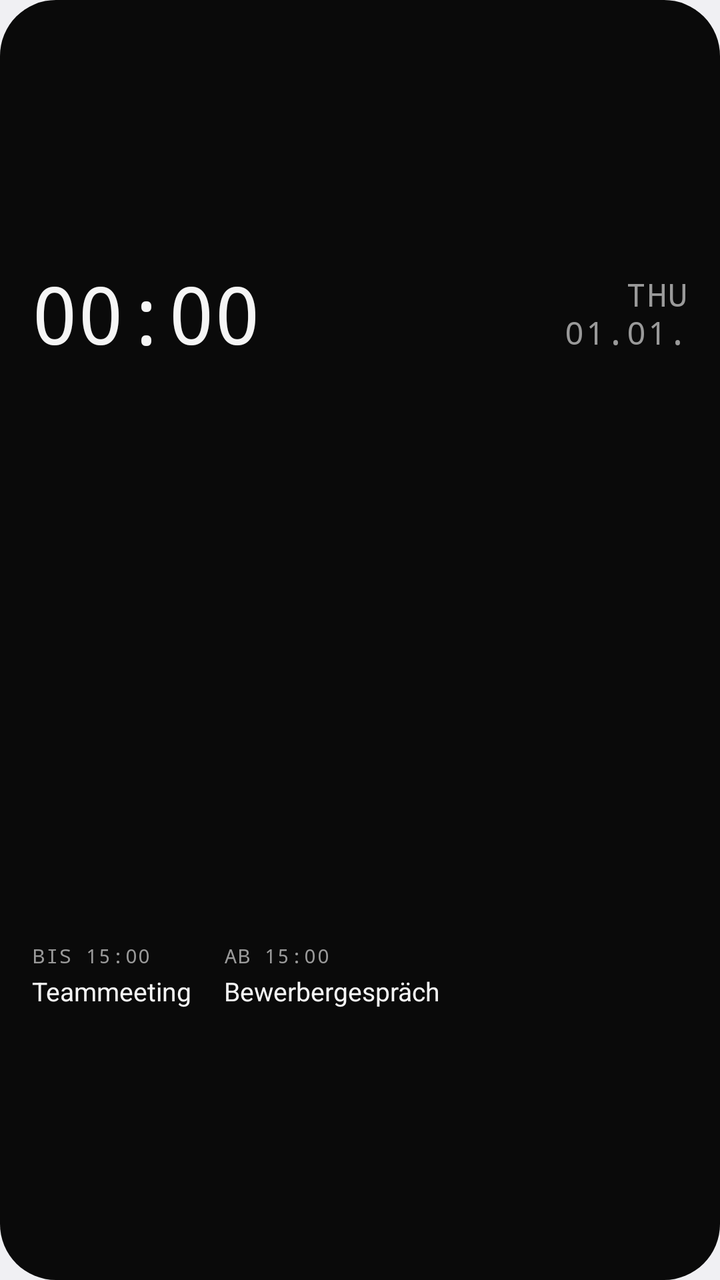
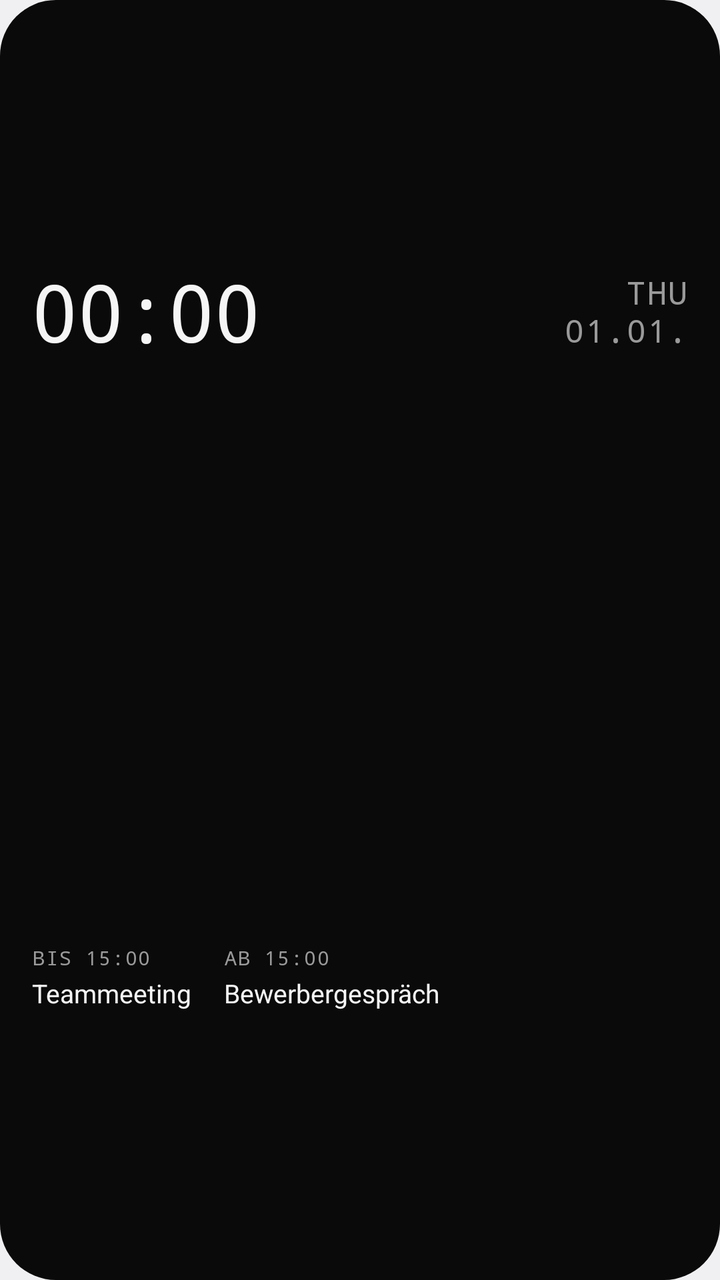

Screens rendered from an Android XML layout before and after an edit, with the pre-edit source and the edit as a unified diff.
<!-- AndroidManifest.xml: application theme android:Theme.DeviceDefault.DayNight -->
<!-- res/layout/widget_day_bar_compact.xml -->
<?xml version="1.0" encoding="utf-8"?>
<FrameLayout xmlns:android="http://schemas.android.com/apk/res/android"
    android:id="@android:id/background"
    android:layout_width="match_parent"
    android:layout_height="match_parent">

    <ImageView
        android:id="@+id/db_bg_fill"
        android:layout_width="match_parent"
        android:layout_height="match_parent"
        android:importantForAccessibility="no"
        android:scaleType="fitXY"
        android:src="@drawable/widget_shape"
        android:tint="@color/mono_bg_solid"
        android:tintMode="src_in" />

    
    <ImageView
        android:id="@+id/db_bg_frost"
        android:layout_width="match_parent"
        android:layout_height="match_parent"
        android:importantForAccessibility="no"
        android:scaleType="fitXY"
        android:src="@drawable/widget_frost"
        android:visibility="gone" />

    <LinearLayout
        android:layout_width="match_parent"
        android:layout_height="match_parent"
        android:orientation="vertical"
        android:paddingStart="16dp"
        android:paddingTop="8dp"
        android:paddingEnd="16dp"
        android:paddingBottom="8dp">

        
        <FrameLayout
            android:layout_width="match_parent"
            android:layout_height="0dp"
            android:layout_weight="1" />

        
        <LinearLayout
            android:layout_width="match_parent"
            android:layout_height="wrap_content"
            android:baselineAligned="true"
            android:orientation="horizontal">

            <TextClock
                android:id="@+id/db_clock"
                android:layout_width="wrap_content"
                android:layout_height="wrap_content"
                android:fontFamily="monospace"
                android:fontFeatureSettings="tnum"
                android:format12Hour="HH:mm"
                android:format24Hour="HH:mm"
                android:includeFontPadding="false"
                android:letterSpacing="-0.03"
                android:textColor="@color/mono_text"
                android:textSize="40sp" />

            <FrameLayout
                android:layout_width="0dp"
                android:layout_height="wrap_content"
                android:layout_weight="1" />

            
            <LinearLayout
                android:layout_width="wrap_content"
                android:layout_height="wrap_content"
                android:baselineAlignedChildIndex="1"
                android:gravity="end"
                android:orientation="vertical">

                <TextClock
                    android:id="@+id/db_weekday"
                    android:layout_width="wrap_content"
                    android:layout_height="wrap_content"
                    android:fontFamily="monospace"
                    android:format12Hour="EEE"
                    android:format24Hour="EEE"
                    android:includeFontPadding="false"
                    android:letterSpacing="0.04"
                    android:textAllCaps="true"
                    android:textColor="@color/mono_muted_solid"
                    android:textSize="16sp" />

                <TextClock
                    android:id="@+id/db_date"
                    android:layout_width="wrap_content"
                    android:layout_height="wrap_content"
                    android:fontFamily="monospace"
                    android:format12Hour="dd.MM."
                    android:format24Hour="dd.MM."
                    android:includeFontPadding="false"
                    android:letterSpacing="0.04"
                    android:textAllCaps="true"
                    android:textColor="@color/mono_muted_solid"
                    android:textSize="16sp" />
            </LinearLayout>
        </LinearLayout>

        <FrameLayout
            android:id="@+id/db_allday_gap"
            android:layout_width="match_parent"
            android:layout_height="0dp"
            android:layout_weight="1"
            android:visibility="gone" />

        
        <LinearLayout
            android:id="@+id/db_allday_row"
            android:layout_width="match_parent"
            android:layout_height="18dp"
            android:background="@drawable/capsule"
            android:backgroundTint="@color/mono_line_solid"
            android:gravity="center"
            android:orientation="horizontal"
            android:paddingStart="10dp"
            android:paddingEnd="10dp"
            android:visibility="gone">

            
            <LinearLayout
                android:layout_width="wrap_content"
                android:layout_height="wrap_content"
                android:orientation="horizontal">

                <TextView
                    android:id="@+id/db_allday_title"
                    android:layout_width="0dp"
                    android:layout_height="wrap_content"
                    android:layout_weight="1"
                    android:ellipsize="end"
                    android:maxLines="1"
                    android:text="Feiertag"
                    android:textColor="@color/mono_text"
                    android:textSize="11sp" />

                <TextView
                    android:id="@+id/db_allday_detail"
                    android:layout_width="wrap_content"
                    android:layout_height="wrap_content"
                    android:maxLines="1"
                    android:text=" · bis So."
                    android:textColor="@color/mono_muted_solid"
                    android:textSize="11sp"
                    android:visibility="gone" />
            </LinearLayout>
        </LinearLayout>

        <FrameLayout
            android:layout_width="match_parent"
            android:layout_height="0dp"
            android:layout_weight="1" />

        
        <ImageView
            android:id="@+id/db_timeline"
            android:layout_width="match_parent"
            android:layout_height="34dp"
            android:importantForAccessibility="no"
            android:scaleType="fitXY" />

        <FrameLayout
            android:layout_width="match_parent"
            android:layout_height="0dp"
            android:layout_weight="1" />

        
        <LinearLayout
            android:layout_width="match_parent"
            android:layout_height="wrap_content"
            android:orientation="horizontal">

            
            <LinearLayout
                android:id="@+id/db_footer_left"
                android:layout_width="wrap_content"
                android:layout_height="wrap_content"
                android:orientation="vertical">

                <TextView
                    android:id="@+id/db_current_label"
                    android:layout_width="match_parent"
                    android:layout_height="wrap_content"
                    android:ellipsize="end"
                    android:fontFamily="monospace"
                    android:letterSpacing="0.06"
                    android:maxLines="1"
                    android:text="BIS 15:00"
                    android:textColor="@color/mono_muted_solid"
                    android:textSize="10sp" />

                <TextView
                    android:id="@+id/db_current_title"
                    android:layout_width="match_parent"
                    android:layout_height="wrap_content"
                    android:layout_marginTop="2dp"
                    android:ellipsize="end"
                    android:maxLines="1"
                    android:text="Teammeeting"
                    android:textColor="@color/mono_text"
                    android:textSize="13sp" />
            </LinearLayout>

            
            <LinearLayout
                android:id="@+id/db_footer_right"
                android:layout_width="wrap_content"
                android:layout_height="wrap_content"
                android:layout_marginStart="16dp"
                android:orientation="vertical">

                <TextView
                    android:id="@+id/db_next_label"
                    android:layout_width="match_parent"
                    android:layout_height="wrap_content"
                    android:ellipsize="end"
                    android:fontFamily="monospace"
                    android:letterSpacing="0.06"
                    android:maxLines="1"
                    android:text="AB 15:00"
                    android:textColor="@color/mono_muted_solid"
                    android:textSize="10sp" />

                <TextView
                    android:id="@+id/db_next_title"
                    android:layout_width="match_parent"
                    android:layout_height="wrap_content"
                    android:layout_marginTop="2dp"
                    android:ellipsize="end"
                    android:maxLines="1"
                    android:text="Bewerbergespräch"
                    android:textColor="@color/mono_text"
                    android:textSize="13sp" />
            </LinearLayout>

            
            <LinearLayout
                android:id="@+id/db_footer_third"
                android:layout_width="wrap_content"
                android:layout_height="wrap_content"
                android:layout_marginStart="16dp"
                android:orientation="vertical"
                android:visibility="gone">

                <TextView
                    android:id="@+id/db_third_label"
                    android:layout_width="match_parent"
                    android:layout_height="wrap_content"
                    android:ellipsize="end"
                    android:fontFamily="monospace"
                    android:letterSpacing="0.06"
                    android:maxLines="1"
                    android:text="AB 21:00"
                    android:textColor="@color/mono_muted_solid"
                    android:textSize="10sp" />

                <TextView
                    android:id="@+id/db_third_title"
                    android:layout_width="match_parent"
                    android:layout_height="wrap_content"
                    android:layout_marginTop="2dp"
                    android:ellipsize="end"
                    android:maxLines="1"
                    android:text="Abendessen"
                    android:textColor="@color/mono_text"
                    android:textSize="13sp" />
            </LinearLayout>
        </LinearLayout>

        <FrameLayout
            android:layout_width="match_parent"
            android:layout_height="0dp"
            android:layout_weight="1" />
    </LinearLayout>
</FrameLayout>
<!-- resources referenced by this layout -->
<resources>
  <color name="mono_bg_solid">#FF0A0A0A</color>
  <color name="mono_line_solid">#FF2A2A2A</color>
  <color name="mono_muted_solid">#FF9A9A9A</color>
  <color name="mono_text">#FFF5F5F5</color>
  <!-- drawable capsule (drawable) -->
  <?xml version="1.0" encoding="utf-8"?>
  <shape xmlns:android="http://schemas.android.com/apk/res/android"
      android:shape="rectangle">
      <solid android:color="#FFFFFFFF" />
      <corners android:radius="999dp" />
  </shape>
  <!-- drawable widget_frost (drawable) -->
  <?xml version="1.0" encoding="utf-8"?>
  <inset xmlns:android="http://schemas.android.com/apk/res/android"
      android:drawable="@drawable/widget_frost_light" />
  <!-- drawable widget_shape (drawable) -->
  <?xml version="1.0" encoding="utf-8"?>
  <shape xmlns:android="http://schemas.android.com/apk/res/android"
      android:shape="rectangle">
      <solid android:color="#FFFFFFFF" />
      <corners android:radius="@android:dimen/system_app_widget_background_radius" />
  </shape>
  <!-- drawable widget_frost_light (drawable) -->
  <?xml version="1.0" encoding="utf-8"?>
  <layer-list xmlns:android="http://schemas.android.com/apk/res/android">
      
      <item>
          <shape android:shape="rectangle">
              <gradient
                  android:angle="270"
                  android:centerColor="#00FFFFFF"
                  android:centerY="0.55"
                  android:endColor="#00FFFFFF"
                  android:startColor="#47FFFFFF"
                  android:type="linear" />
              <corners android:radius="@android:dimen/system_app_widget_background_radius" />
          </shape>
      </item>
      
      <item>
          <bitmap
              android:src="@drawable/frost_noise_light"
              android:tileMode="repeat" />
      </item>
  </layer-list>
  <!-- drawable frost_noise_light: png bitmap (drawable-nodpi, 11684 bytes) -->
</resources>

<!-- the commit's change to res/layout/widget_day_bar_compact.xml (unified diff, before → after) -->
@@ -158,7 +158,7 @@
         <ImageView
             android:id="@+id/db_timeline"
             android:layout_width="match_parent"
-            android:layout_height="34dp"
+            android:layout_height="38dp"
             android:importantForAccessibility="no"
             android:scaleType="fitXY" />
 
